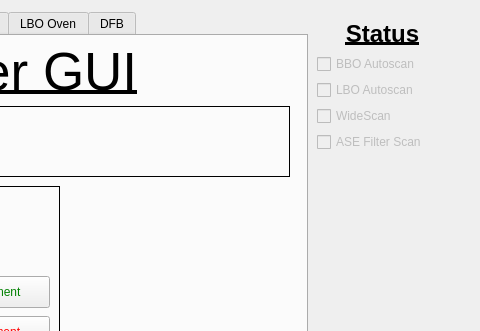
Above: pulsed_laser_interface.ui from XenoBene/PulsedLaserGUI before the change; both pictures show x 293 to 773 and y 0 to 331 of the 773 by 647 pixel window. Below: the same form after it.
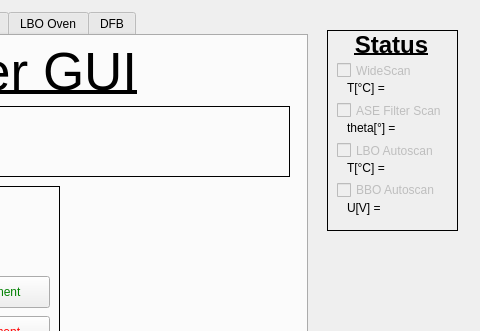
That is the form after the change.

Commit message: GUI improvements in the Status tab

Diff of the .ui file:
```diff
--- a/pulsed_laser_interface.ui
+++ b/pulsed_laser_interface.ui
@@ -1790,18 +1790,40 @@
      </widget>
     </widget>
    </widget>
-   <widget class="QWidget" name="verticalLayoutWidget">
+   <widget class="QTextEdit" name="status_textEdit">
     <property name="geometry">
      <rect>
-      <x>610</x>
-      <y>20</y>
+      <x>10</x>
+      <y>460</y>
+      <width>581</width>
+      <height>161</height>
+     </rect>
+    </property>
+   </widget>
+   <widget class="QFrame" name="frame_6">
+    <property name="geometry">
+     <rect>
+      <x>620</x>
+      <y>30</y>
       <width>131</width>
-      <height>199</height>
+      <height>201</height>
      </rect>
     </property>
-    <layout class="QVBoxLayout" name="verticalLayout">
-     <item>
+    <property name="frameShape">
+     <enum>QFrame::Box</enum>
+    </property>
+    <property name="frameShadow">
+     <enum>QFrame::Plain</enum>
+    </property>
       <widget class="QLabel" name="label_21">
+     <property name="geometry">
+      <rect>
+       <x>0</x>
+       <y>0</y>
+       <width>129</width>
+       <height>29</height>
+      </rect>
+     </property>
        <property name="font">
         <font>
          <pointsize>18</pointsize>
@@ -1817,12 +1839,120 @@
         <set>Qt::AlignCenter</set>
        </property>
       </widget>
-     </item>
-     <item>
+    <widget class="QCheckBox" name="status_checkBox_wideScan">
+     <property name="enabled">
+      <bool>false</bool>
+     </property>
+     <property name="geometry">
+      <rect>
+       <x>10</x>
+       <y>30</y>
+       <width>111</width>
+       <height>21</height>
+      </rect>
+     </property>
+     <property name="text">
+      <string>WideScan</string>
+     </property>
+     <property name="checkable">
+      <bool>true</bool>
+     </property>
+    </widget>
+    <widget class="QLabel" name="status_label_wideScan">
+     <property name="geometry">
+      <rect>
+       <x>20</x>
+       <y>50</y>
+       <width>101</width>
+       <height>16</height>
+      </rect>
+     </property>
+     <property name="text">
+      <string>T[°C] =</string>
+     </property>
+    </widget>
+    <widget class="QCheckBox" name="status_checkBox_ase">
+     <property name="enabled">
+      <bool>false</bool>
+     </property>
+     <property name="geometry">
+      <rect>
+       <x>10</x>
+       <y>70</y>
+       <width>111</width>
+       <height>21</height>
+      </rect>
+     </property>
+     <property name="font">
+      <font>
+       <weight>50</weight>
+       <bold>false</bold>
+      </font>
+     </property>
+     <property name="text">
+      <string>ASE Filter Scan</string>
+     </property>
+     <property name="checkable">
+      <bool>true</bool>
+     </property>
+    </widget>
+    <widget class="QLabel" name="status_label_ase">
+     <property name="geometry">
+      <rect>
+       <x>20</x>
+       <y>90</y>
+       <width>101</width>
+       <height>16</height>
+      </rect>
+     </property>
+     <property name="text">
+      <string>theta[°] =</string>
+     </property>
+    </widget>
+    <widget class="QCheckBox" name="status_checkBox_lbo">
+     <property name="enabled">
+      <bool>false</bool>
+     </property>
+     <property name="geometry">
+      <rect>
+       <x>10</x>
+       <y>110</y>
+       <width>111</width>
+       <height>21</height>
+      </rect>
+     </property>
+     <property name="text">
+      <string>LBO Autoscan</string>
+     </property>
+     <property name="checkable">
+      <bool>true</bool>
+     </property>
+    </widget>
+    <widget class="QLabel" name="status_label_lbo">
+     <property name="geometry">
+      <rect>
+       <x>20</x>
+       <y>130</y>
+       <width>101</width>
+       <height>16</height>
+      </rect>
+     </property>
+     <property name="text">
+      <string>T[°C] =</string>
+     </property>
+    </widget>
       <widget class="QCheckBox" name="status_checkBox_bbo">
        <property name="enabled">
         <bool>false</bool>
        </property>
+     <property name="geometry">
+      <rect>
+       <x>10</x>
+       <y>150</y>
+       <width>111</width>
+       <height>20</height>
+      </rect>
+     </property>
        <property name="font">
         <font>
          <weight>50</weight>
@@ -1845,76 +1975,19 @@
         <bool>true</bool>
        </property>
       </widget>
-     </item>
-     <item>
-      <widget class="QCheckBox" name="status_checkBox_lbo">
-       <property name="enabled">
-        <bool>false</bool>
-       </property>
-       <property name="text">
-        <string>LBO Autoscan</string>
-       </property>
-       <property name="checkable">
-        <bool>true</bool>
-       </property>
-      </widget>
-     </item>
-     <item>
-      <widget class="QCheckBox" name="status_checkBox_wideScan">
-       <property name="enabled">
-        <bool>false</bool>
-       </property>
-       <property name="text">
-        <string>WideScan</string>
-       </property>
-       <property name="checkable">
-        <bool>true</bool>
-       </property>
-      </widget>
-     </item>
-     <item>
-      <widget class="QCheckBox" name="status_checkBox_ase">
-       <property name="enabled">
-        <bool>false</bool>
-       </property>
-       <property name="font">
-        <font>
-         <weight>50</weight>
-         <bold>false</bold>
-        </font>
-       </property>
-       <property name="text">
-        <string>ASE Filter Scan</string>
-       </property>
-       <property name="checkable">
-        <bool>true</bool>
-       </property>
-      </widget>
-     </item>
-     <item>
-      <spacer name="verticalSpacer">
-       <property name="orientation">
-        <enum>Qt::Vertical</enum>
-       </property>
-       <property name="sizeHint" stdset="0">
-        <size>
-         <width>20</width>
-         <height>40</height>
-        </size>
-       </property>
-      </spacer>
-     </item>
-    </layout>
-   </widget>
-   <widget class="QTextEdit" name="status_textEdit">
+    <widget class="QLabel" name="status_label_bbo">
     <property name="geometry">
      <rect>
-      <x>10</x>
-      <y>460</y>
-      <width>581</width>
-      <height>161</height>
-     </rect>
-    </property>
+       <x>20</x>
+       <y>170</y>
+       <width>101</width>
+       <height>16</height>
+      </rect>
+     </property>
+     <property name="text">
+      <string>U[V] =</string>
+     </property>
+    </widget>
    </widget>
   </widget>
   <widget class="QStatusBar" name="statusbar"/>
```
Lines whose indentation alone changed are shown as unchanged. The commit also changes 1 other file.
